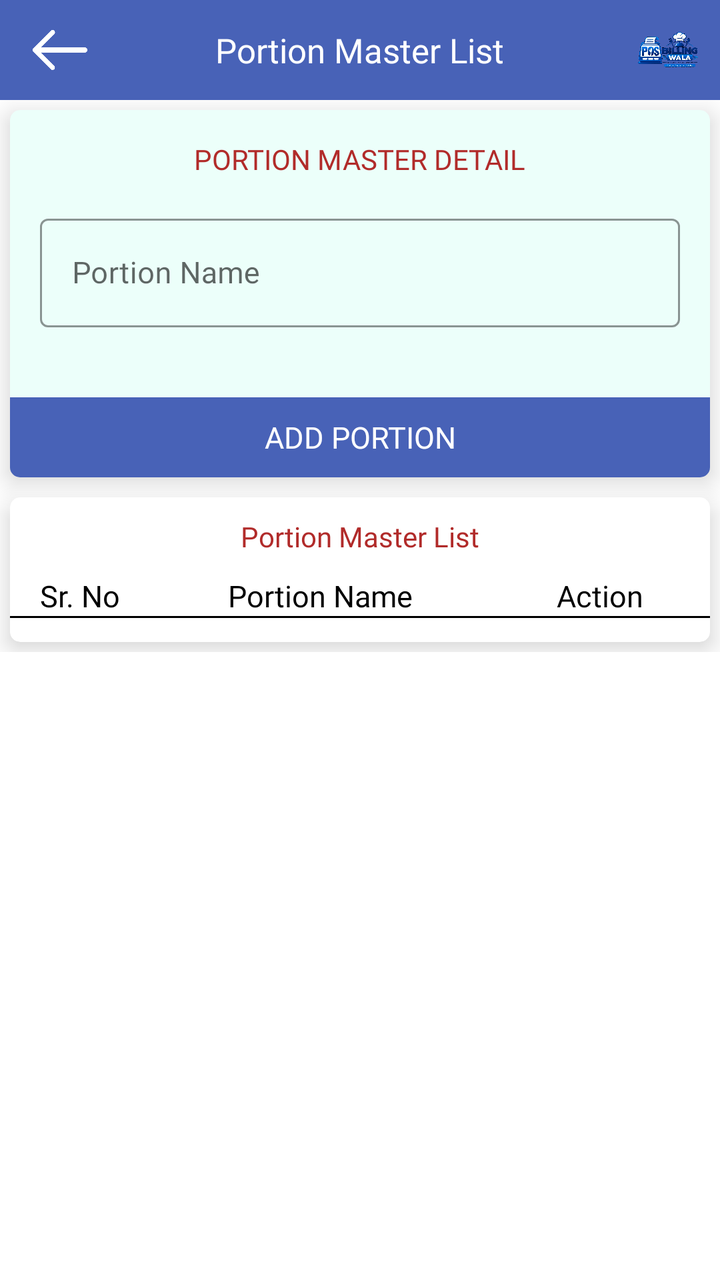
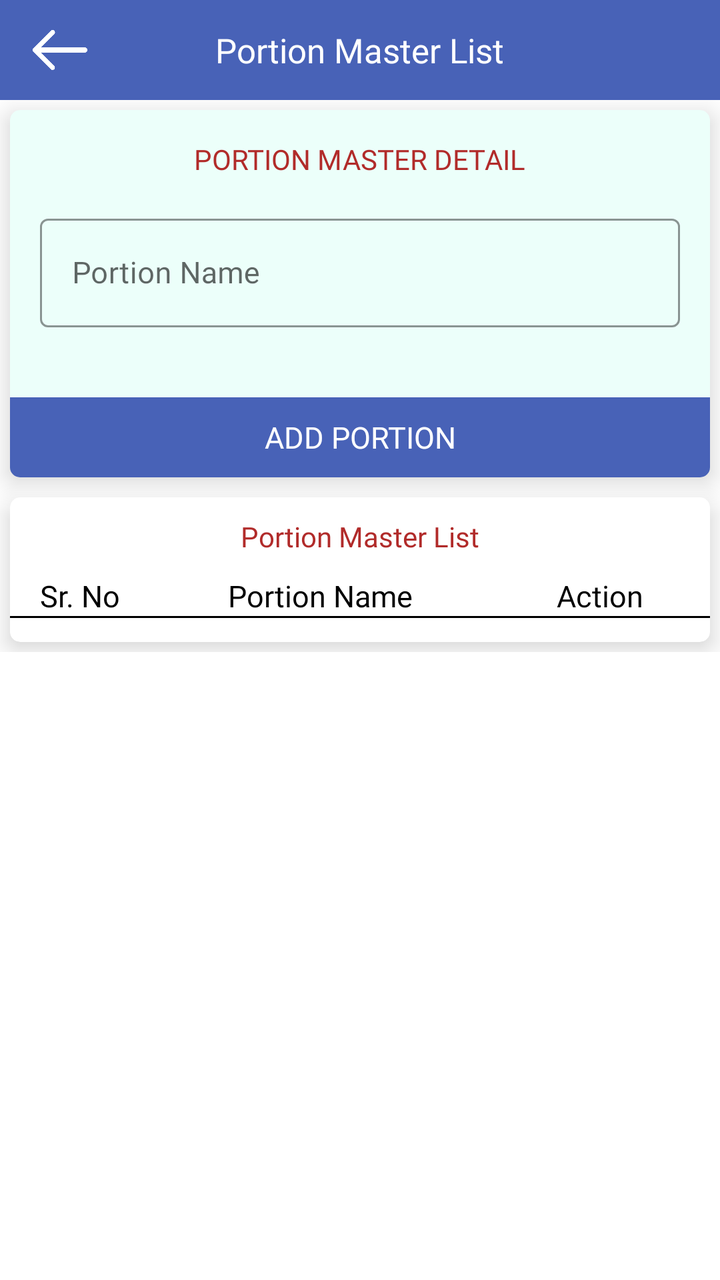

The first picture is an Android layout as it rendered before a commit; the second is the same layout after the commit. The layout source and the unified diff follow.
<!-- AndroidManifest.xml: application theme AppTheme -->
<!-- res/layout/fragment_add_portion_master.xml -->
<?xml version="1.0" encoding="utf-8"?>
<LinearLayout xmlns:android="http://schemas.android.com/apk/res/android"
    xmlns:app="http://schemas.android.com/apk/res-auto"
    xmlns:tools="http://schemas.android.com/tools"
    android:layout_width="match_parent"
    android:layout_height="match_parent"
    android:orientation="vertical"
    tools:context=".Fragment.AddPortionMaster">

    <com.google.android.material.appbar.AppBarLayout
        android:id="@+id/appBarLayout"
        android:layout_width="match_parent"
        android:layout_height="50dp">

        <RelativeLayout
            android:layout_width="match_parent"
            android:layout_height="match_parent">

            <ImageView
                android:id="@+id/backToCategory"
                android:layout_width="30dp"
                android:layout_height="30dp"
                android:layout_alignParentStart="true"
                android:layout_centerInParent="true"
                android:layout_marginStart="15dp"
                android:src="@drawable/back"
                app:tint="@color/white" />

            <androidx.appcompat.widget.AppCompatTextView
                android:layout_width="wrap_content"
                android:layout_height="wrap_content"
                android:layout_centerInParent="true"
                android:fontFamily="@font/poppinsmedium"
                android:text="@string/portion_master_list"
                android:textColor="@color/white"
                android:textSize="17dp" />

            <include layout="@layout/include_app_toolbar_logo" />
        </RelativeLayout>

    </com.google.android.material.appbar.AppBarLayout>

    <androidx.core.widget.NestedScrollView
        android:layout_width="match_parent"
        android:layout_height="match_parent">

        <LinearLayout
            android:layout_width="match_parent"
            android:layout_height="match_parent"
            android:orientation="vertical">

            <androidx.cardview.widget.CardView
                android:layout_width="match_parent"
                android:layout_height="wrap_content"
                android:layout_margin="5dp"
                android:elevation="7dp"
                app:cardBackgroundColor="#ecfffa"
                app:cardCornerRadius="5dp"
                app:cardElevation="7dp">

                <LinearLayout
                    android:layout_width="match_parent"
                    android:layout_height="wrap_content"
                    android:orientation="vertical">

                    <TextView
                        android:layout_width="wrap_content"
                        android:layout_height="wrap_content"
                        android:layout_gravity="center"
                        android:layout_marginTop="15dp"
                        android:fontFamily="@font/poppinsbold"
                        android:text="@string/portion_master_detail"
                        android:textColor="@color/textcolor" />

                    <com.google.android.material.textfield.TextInputLayout
                        style="@style/Widget.MaterialComponents.TextInputLayout.OutlinedBox"
                        android:layout_width="match_parent"
                        android:layout_height="wrap_content"
                        android:layout_marginStart="15dp"
                        android:layout_marginTop="15dp"
                        android:layout_marginEnd="15dp"
                        android:layout_marginBottom="5dp"
                        app:boxStrokeColor="@color/light_black">

                        <com.google.android.material.textfield.TextInputEditText
                            android:id="@+id/portionMasterName"
                            android:layout_width="match_parent"
                            android:layout_height="wrap_content"
                            android:fontFamily="@font/poppinsregular"
                            android:hint="@string/portion_name"
                            android:inputType="textCapWords"
                            android:singleLine="true"
                            android:textColor="@color/black"
                            android:textSize="15dp" />

                    </com.google.android.material.textfield.TextInputLayout>

                    <TextView
                        android:id="@+id/addPortionMaster"
                        android:layout_width="match_parent"
                        android:layout_height="40dp"
                        android:layout_marginTop="30dp"
                        android:background="@color/colorPrimary"
                        android:fontFamily="@font/poppinsmedium"
                        android:gravity="center"
                        android:text="@string/add_portion"
                        android:textAllCaps="true"
                        android:textColor="@color/white"
                        android:textSize="15dp" />

                </LinearLayout>

            </androidx.cardview.widget.CardView>

            <androidx.cardview.widget.CardView
                android:id="@+id/portionMasterListCardView"
                android:layout_width="match_parent"
                android:layout_height="wrap_content"
                android:layout_margin="5dp"
                app:cardCornerRadius="5dp"
                app:cardElevation="7dp">

                <LinearLayout
                    android:layout_width="match_parent"
                    android:layout_height="wrap_content"
                    android:orientation="vertical">

                    <TextView
                        android:layout_width="wrap_content"
                        android:layout_height="wrap_content"
                        android:layout_gravity="center"
                        android:layout_marginTop="10dp"
                        android:fontFamily="@font/poppinsbold"
                        android:text="@string/portion_master_list"
                        android:textColor="@color/textcolor" />

                    <LinearLayout
                        android:layout_width="match_parent"
                        android:layout_height="wrap_content"
                        android:layout_marginStart="5dp"
                        android:layout_marginTop="10dp"
                        android:layout_marginEnd="5dp"
                        android:orientation="horizontal">

                        <TextView
                            android:layout_width="60dp"
                            android:layout_height="wrap_content"
                            android:fontFamily="@font/poppinsregular"
                            android:gravity="center"
                            android:text="@string/ui_sr_no"
                            android:textColor="@color/black"
                            android:textSize="15dp" />

                        <TextView
                            android:layout_width="0dp"
                            android:layout_height="wrap_content"
                            android:layout_weight="1"
                            android:fontFamily="@font/poppinsregular"
                            android:gravity="center"
                            android:text="@string/portion_name"
                            android:textColor="@color/black"
                            android:textSize="15dp" />

                        <TextView
                            android:layout_width="100dp"
                            android:layout_height="wrap_content"
                            android:fontFamily="@font/poppinsregular"
                            android:gravity="center"
                            android:text="@string/ui_action"
                            android:textColor="@color/black"
                            android:textSize="15dp" />

                    </LinearLayout>

                    <View
                        android:layout_width="match_parent"
                        android:layout_height="1dp"
                        android:background="@color/black" />

                    <androidx.recyclerview.widget.RecyclerView
                        android:id="@+id/portionMasterRecyclerview"
                        android:layout_width="match_parent"
                        android:layout_height="match_parent"
                        android:layout_margin="3dp"
                        android:nestedScrollingEnabled="true"
                        android:padding="3dp" />

                </LinearLayout>

            </androidx.cardview.widget.CardView>

        </LinearLayout>

    </androidx.core.widget.NestedScrollView>

    <TextView
        android:id="@+id/noDataFound"
        android:layout_width="wrap_content"
        android:layout_height="wrap_content"
        android:layout_gravity="center"
        android:layout_marginTop="80dp"
        android:fontFamily="@font/poppinsmedium"
        android:gravity="center"
        android:text="@string/no_portion_master_found"
        android:textColor="@color/black"
        android:textSize="17dp"
        android:visibility="gone" />

</LinearLayout>
<!-- res/layout/include_app_toolbar_logo.xml (included above) -->
<?xml version="1.0" encoding="utf-8"?>
<ImageView xmlns:android="http://schemas.android.com/apk/res/android"
    android:id="@+id/appBrandLogo"
    android:layout_width="32dp"
    android:layout_height="32dp"
    android:layout_alignParentEnd="true"
    android:layout_centerVertical="true"
    android:layout_marginEnd="10dp"
    android:contentDescription="@string/app_name"
    android:scaleType="fitCenter"
    android:src="@drawable/app_logo" />
<!-- resources referenced by this layout -->
<resources>
  <color name="black">#000</color>
  <color name="colorPrimary">#4862b7</color>
  <color name="light_black">#4a4a4a</color>
  <color name="textcolor">#b12b2a</color>
  <color name="white">#fff</color>
  <!-- drawable app_logo: png bitmap (drawable, 586552 bytes) -->
  <!-- drawable back: png bitmap (drawable, 3507 bytes) -->
  <string name="add_portion">Add Portion</string>
  <string name="app_name">Billingwala</string>
  <string name="no_portion_master_found">No Portion Master Found\nPlease add Half, Full, etc.</string>
  <string name="portion_master_detail">PORTION MASTER DETAIL</string>
  <string name="portion_master_list">Portion Master List</string>
  <string name="portion_name">Portion Name</string>
  <string name="ui_action">Action</string>
  <string name="ui_sr_no">Sr. No</string>
  <style name="AppTheme" parent="Theme.MaterialComponents.Light.NoActionBar">
          
          <item name="colorPrimary">@color/colorPrimary</item>
          <item name="colorPrimaryDark">@color/colorPrimary</item>
          <item name="colorAccent">@color/colorAccent</item>
          <item name="android:windowIsTranslucent">true</item>
          <item name="windowNoTitle">true</item>
          <item name="windowActionBar">false</item>
  
      </style>
  <color name="colorAccent">#000</color>
</resources>

<!-- the commit's change to res/layout/fragment_add_portion_master.xml (unified diff, before → after) -->
@@ -34,9 +34,7 @@
                 android:text="@string/portion_master_list"
                 android:textColor="@color/white"
                 android:textSize="17dp" />
-
-            <include layout="@layout/include_app_toolbar_logo" />
-        </RelativeLayout>
+</RelativeLayout>
 
     </com.google.android.material.appbar.AppBarLayout>
 
@@ -207,15 +205,3 @@
         android:visibility="gone" />
 
 </LinearLayout>
-<!-- res/layout/include_app_toolbar_logo.xml (included above) -->
-<?xml version="1.0" encoding="utf-8"?>
-<ImageView xmlns:android="http://schemas.android.com/apk/res/android"
-    android:id="@+id/appBrandLogo"
-    android:layout_width="32dp"
-    android:layout_height="32dp"
-    android:layout_alignParentEnd="true"
-    android:layout_centerVertical="true"
-    android:layout_marginEnd="10dp"
-    android:contentDescription="@string/app_name"
-    android:scaleType="fitCenter"
-    android:src="@drawable/app_logo" />
<!-- resource entries referenced after the edit -->
@@ -5,10 +5,8 @@
   <color name="light_black">#4a4a4a</color>
   <color name="textcolor">#b12b2a</color>
   <color name="white">#fff</color>
-  <!-- drawable app_logo: png bitmap (drawable, 586552 bytes) -->
   <!-- drawable back: png bitmap (drawable, 3507 bytes) -->
   <string name="add_portion">Add Portion</string>
-  <string name="app_name">Billingwala</string>
   <string name="no_portion_master_found">No Portion Master Found\nPlease add Half, Full, etc.</string>
   <string name="portion_master_detail">PORTION MASTER DETAIL</string>
   <string name="portion_master_list">Portion Master List</string>
